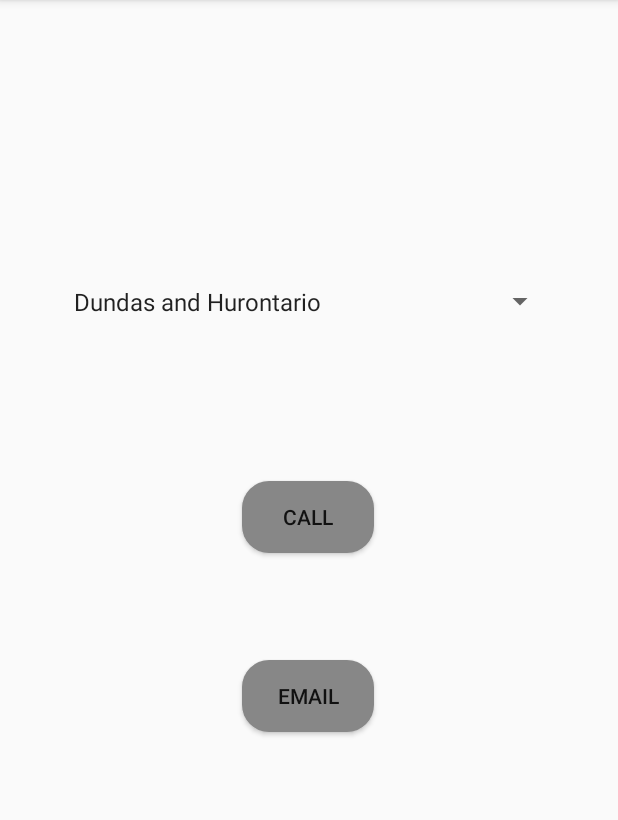
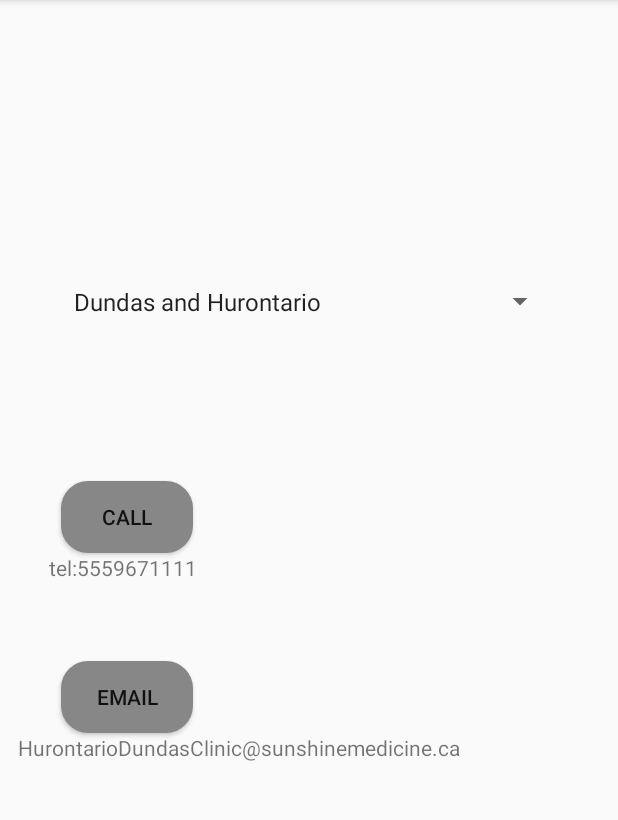
Before and after one commit to anthony-trinh/Sunshine-Medical-Clinic, an Android app: the screen it shows after launch (ContactUs), on a phone screen of 412 x 824 dp, the part 84-904 px from its top. Run offline under Robolectric (Android 15) with nearby library versions, the phone set to English and light mode, and no system bars.

Commit message:
added phone and email text in ContactUs.java

```diff
--- a/app/src/main/java/com/example/sunshinemedicalclinic/ContactUs.java
+++ b/app/src/main/java/com/example/sunshinemedicalclinic/ContactUs.java
@@ -11,6 +11,7 @@ import android.widget.AdapterView;
 import android.widget.ArrayAdapter;
 import android.widget.Button;
 import android.widget.Spinner;
+import android.widget.TextView;
 import android.widget.Toast;
 
 import java.lang.reflect.Array;
@@ -18,7 +19,8 @@ import java.net.URI;
 import java.util.ArrayList;
 
 public class ContactUs extends AppCompatActivity implements AdapterView.OnItemSelectedListener {
-
+    String phone = "";
+    String email = "";
     int flag = 0 ;
     int index ;
 
@@ -36,6 +38,8 @@ public class ContactUs extends AppCompatActivity implements AdapterView.OnItemSe
         clinicSpinner.setOnItemSelectedListener(this) ;
         Button callButton = findViewById(R.id.callButton) ;
         Button emailButton = findViewById(R.id.emailButton) ;
+        TextView txtPhone = findViewById(R.id.txtPhoneNo);
+        TextView txtEmail = findViewById(R.id.txtEmail);
 
         callButton.setOnClickListener(new View.OnClickListener() {
             @Override
@@ -61,9 +65,13 @@ public class ContactUs extends AppCompatActivity implements AdapterView.OnItemSe
 
     @Override
     public void onItemSelected(AdapterView<?> parent, View view, int position, long id) {
+        TextView txtPhone = findViewById(R.id.txtPhoneNo);
+        TextView txtEmail = findViewById(R.id.txtEmail);
         String text = parent.getItemAtPosition(position).toString() ;
         index = position ;
         flag = 1 ;
+        txtPhone.setText(getResources().getStringArray(R.array.clinicPhones)[index]);
+        txtEmail.setText(getResources().getStringArray(R.array.clinicEmails)[index]);
     }
 
     @Override
--- a/app/src/main/res/layout/activity_contact_us.xml
+++ b/app/src/main/res/layout/activity_contact_us.xml
@@ -22,10 +22,10 @@
         android:layout_height="wrap_content"
         android:layout_marginTop="104dp"
         android:background="@drawable/rounded_corners"
-        android:text="Call"
+        android:text="@string/call"
         app:layout_constraintBottom_toBottomOf="parent"
         app:layout_constraintEnd_toEndOf="parent"
-        app:layout_constraintHorizontal_bias="0.498"
+        app:layout_constraintHorizontal_bias="0.126"
         app:layout_constraintStart_toStartOf="parent"
         app:layout_constraintTop_toBottomOf="@+id/clinicSpinner"
         app:layout_constraintVertical_bias="0.0" />
@@ -36,11 +36,33 @@
         android:layout_height="wrap_content"
         android:layout_marginTop="104dp"
         android:background="@drawable/rounded_corners"
-        android:text="Email"
+        android:text="@string/email"
         app:layout_constraintBottom_toBottomOf="parent"
         app:layout_constraintEnd_toEndOf="parent"
-        app:layout_constraintHorizontal_bias="0.498"
+        app:layout_constraintHorizontal_bias="0.126"
         app:layout_constraintStart_toStartOf="parent"
         app:layout_constraintTop_toBottomOf="@+id/clinicSpinner"
-        app:layout_constraintVertical_bias="0.298" />
+        app:layout_constraintVertical_bias="0.301" />
+
+    <TextView
+        android:id="@+id/txtPhoneNo"
+        android:layout_width="wrap_content"
+        android:layout_height="wrap_content"
+        app:layout_constraintBottom_toTopOf="@+id/emailButton"
+        app:layout_constraintEnd_toEndOf="parent"
+        app:layout_constraintHorizontal_bias="0.104"
+        app:layout_constraintStart_toStartOf="parent"
+        app:layout_constraintTop_toBottomOf="@+id/callButton"
+        app:layout_constraintVertical_bias="0.0" />
+
+    <TextView
+        android:id="@+id/txtEmail"
+        android:layout_width="wrap_content"
+        android:layout_height="wrap_content"
+        app:layout_constraintBottom_toBottomOf="parent"
+        app:layout_constraintEnd_toEndOf="parent"
+        app:layout_constraintHorizontal_bias="0.1"
+        app:layout_constraintStart_toStartOf="parent"
+        app:layout_constraintTop_toBottomOf="@+id/emailButton"
+        app:layout_constraintVertical_bias="0.0" />
 </androidx.constraintlayout.widget.ConstraintLayout>
--- a/app/src/main/res/values/strings.xml
+++ b/app/src/main/res/values/strings.xml
@@ -12,4 +12,6 @@
     <string name="show_user">Show User</string>
     <string name="sex">Sex</string>
     <string name="title_activity_find_locations">Map</string>
+    <string name="call">Call</string>
+    <string name="email">Email</string>
 </resources>
```
